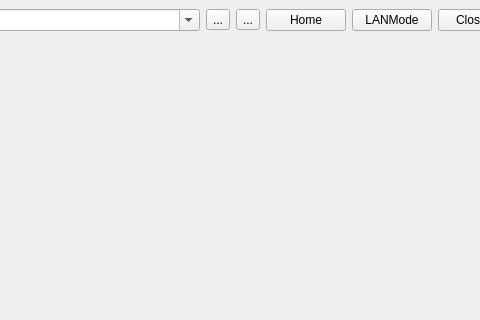
Above: python/mymind/mymind.ui from kitech/triline before the change; both pictures show x 263 to 743 and y 0 to 320 of the 830 by 600 pixel window. Below: the same form after it.
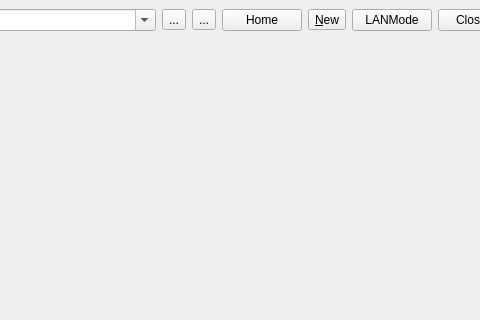
That is the form after the change.

Commit message: update mymind client

```diff
--- a/python/mymind/mymind.ui
+++ b/python/mymind/mymind.ui
@@ -61,6 +61,13 @@
         </property>
        </widget>
       </item>
+      <item>
+       <widget class="QToolButton" name="toolButton_4">
+        <property name="text">
+         <string>&amp;New</string>
+        </property>
+       </widget>
+      </item>
       <item>
        <widget class="QPushButton" name="pushButton_2">
         <property name="text">
```
The commit also changes 2 other files.
